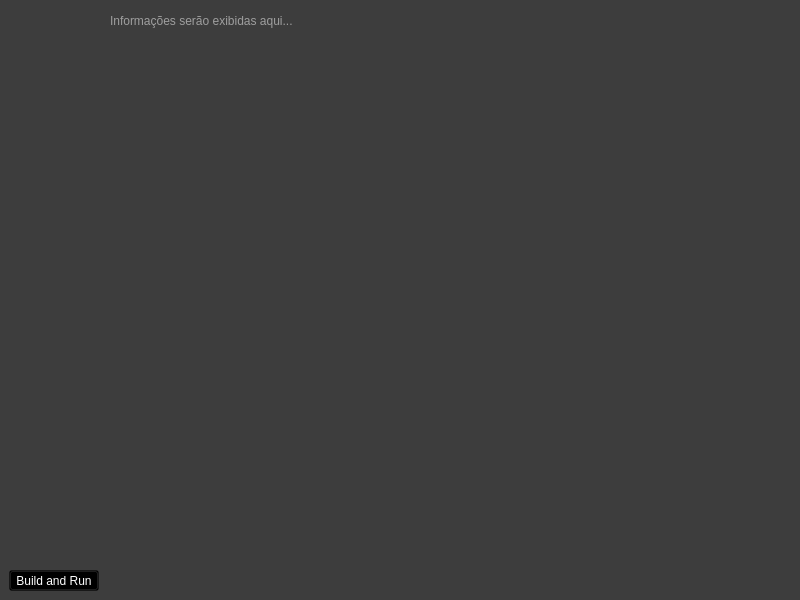
Before: the Qt Designer form mainwindow.ui in BurtBR/SKYYCodeka, drawn with Qt 5.
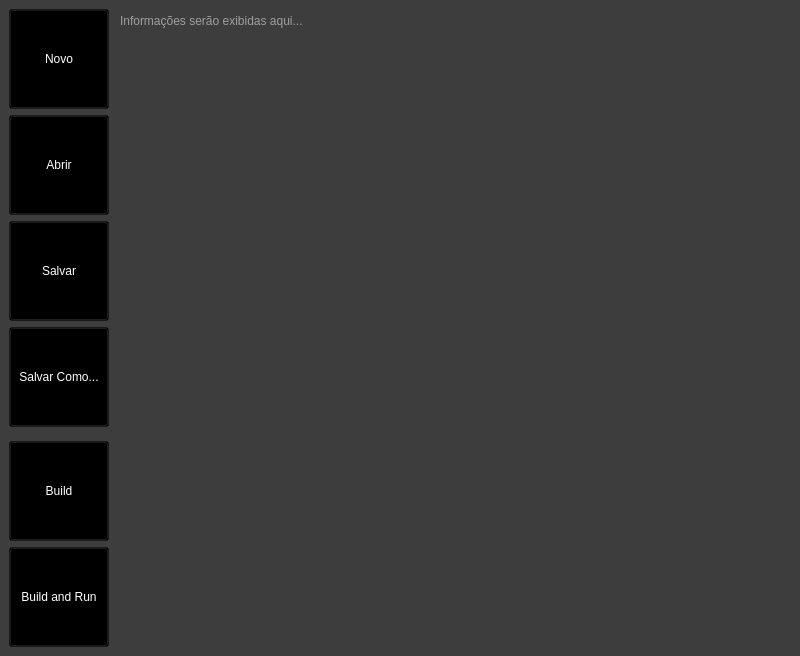
After: the same form once the commit is applied. Icons and pictures are not drawn.

Commit message: Before Connecting buttons

Diff of the .ui file:
```diff
--- a/mainwindow.ui
+++ b/mainwindow.ui
@@ -7,7 +7,7 @@
     <x>0</x>
     <y>0</y>
     <width>800</width>
-    <height>600</height>
+    <height>656</height>
    </rect>
   </property>
   <property name="windowTitle">
@@ -24,24 +24,154 @@
 
 QToolButton{
 	background-color: rgba(0, 0, 0, 20%);
-	font: 20px 'EngraversGothic BT';
-	color: White;
-}
-
-QLineEdit{
-	font: 20px 'EngraversGothic BT';
+	font: 12px 'EngraversGothic BT';
+	color: white;
 }
 
 QTextEdit{
 	background: transparent;
 	font: 15px 'EngraversGothic BT';
-	color: White;
+	color: white;
+}
+
+CodeEditor{
+	background: transparent;
+	font: 15px 'Source Code Pro';
+	color: white;
 }</string>
   </property>
   <widget class="QWidget" name="centralwidget">
    <layout class="QHBoxLayout" name="horizontalLayout">
     <item>
      <layout class="QVBoxLayout" name="verticalLayout">
+      <item>
+       <widget class="QToolButton" name="buttonNew">
+        <property name="minimumSize">
+         <size>
+          <width>100</width>
+          <height>100</height>
+         </size>
+        </property>
+        <property name="maximumSize">
+         <size>
+          <width>100</width>
+          <height>100</height>
+         </size>
+        </property>
+        <property name="text">
+         <string>Novo</string>
+        </property>
+        <property name="icon">
+         <iconset resource="resource.qrc">
+          <normaloff>:/Icons/New.png</normaloff>:/Icons/New.png</iconset>
+        </property>
+        <property name="iconSize">
+         <size>
+          <width>55</width>
+          <height>55</height>
+         </size>
+        </property>
+        <property name="toolButtonStyle">
+         <enum>Qt::ToolButtonTextUnderIcon</enum>
+        </property>
+       </widget>
+      </item>
+      <item>
+       <widget class="QToolButton" name="buttonOpen">
+        <property name="minimumSize">
+         <size>
+          <width>100</width>
+          <height>100</height>
+         </size>
+        </property>
+        <property name="maximumSize">
+         <size>
+          <width>100</width>
+          <height>100</height>
+         </size>
+        </property>
+        <property name="text">
+         <string>Abrir</string>
+        </property>
+        <property name="icon">
+         <iconset resource="resource.qrc">
+          <normaloff>:/Icons/Open.png</normaloff>:/Icons/Open.png</iconset>
+        </property>
+        <property name="iconSize">
+         <size>
+          <width>60</width>
+          <height>60</height>
+         </size>
+        </property>
+        <property name="toolButtonStyle">
+         <enum>Qt::ToolButtonTextUnderIcon</enum>
+        </property>
+       </widget>
+      </item>
+      <item>
+       <widget class="QToolButton" name="buttonSave">
+        <property name="minimumSize">
+         <size>
+          <width>100</width>
+          <height>100</height>
+         </size>
+        </property>
+        <property name="maximumSize">
+         <size>
+          <width>100</width>
+          <height>100</height>
+         </size>
+        </property>
+        <property name="text">
+         <string>Salvar</string>
+        </property>
+        <property name="icon">
+         <iconset resource="resource.qrc">
+          <normaloff>:/Icons/Save.png</normaloff>:/Icons/Save.png</iconset>
+        </property>
+        <property name="iconSize">
+         <size>
+          <width>50</width>
+          <height>50</height>
+         </size>
+        </property>
+        <property name="toolButtonStyle">
+         <enum>Qt::ToolButtonTextUnderIcon</enum>
+        </property>
+       </widget>
+      </item>
+      <item>
+       <widget class="QToolButton" name="buttonSaveAs">
+        <property name="minimumSize">
+         <size>
+          <width>100</width>
+          <height>100</height>
+         </size>
+        </property>
+        <property name="maximumSize">
+         <size>
+          <width>100</width>
+          <height>100</height>
+         </size>
+        </property>
+        <property name="text">
+         <string>Salvar Como...</string>
+        </property>
+        <property name="icon">
+         <iconset resource="resource.qrc">
+          <normaloff>:/Icons/SaveAs.png</normaloff>:/Icons/SaveAs.png</iconset>
+        </property>
+        <property name="iconSize">
+         <size>
+          <width>50</width>
+          <height>50</height>
+         </size>
+        </property>
+        <property name="toolButtonStyle">
+         <enum>Qt::ToolButtonTextUnderIcon</enum>
+        </property>
+       </widget>
+      </item>
       <item>
        <spacer name="verticalSpacer">
         <property name="orientation">
@@ -55,12 +185,50 @@
         </property>
        </spacer>
       </item>
+      <item>
+       <widget class="QToolButton" name="toolButton">
+        <property name="minimumSize">
+         <size>
+          <width>100</width>
+          <height>100</height>
+         </size>
+        </property>
+        <property name="maximumSize">
+         <size>
+          <width>100</width>
+          <height>100</height>
+         </size>
+        </property>
+        <property name="text">
+         <string>Build</string>
+        </property>
+        <property name="icon">
+         <iconset resource="resource.qrc">
+          <normaloff>:/Icons/Build2.png</normaloff>:/Icons/Build2.png</iconset>
+        </property>
+        <property name="iconSize">
+         <size>
+          <width>50</width>
+          <height>50</height>
+         </size>
+        </property>
+        <property name="toolButtonStyle">
+         <enum>Qt::ToolButtonTextUnderIcon</enum>
+        </property>
+       </widget>
+      </item>
       <item>
        <widget class="QToolButton" name="buttonBuildRun">
+        <property name="minimumSize">
+         <size>
+          <width>100</width>
+          <height>100</height>
+         </size>
+        </property>
         <property name="maximumSize">
          <size>
-          <width>130</width>
-          <height>130</height>
+          <width>100</width>
+          <height>100</height>
          </size>
         </property>
         <property name="text">
@@ -72,8 +240,8 @@
         </property>
         <property name="iconSize">
          <size>
-          <width>80</width>
-          <height>80</height>
+          <width>60</width>
+          <height>60</height>
          </size>
         </property>
         <property name="toolButtonStyle">
```
The commit also changes 10 other files.
